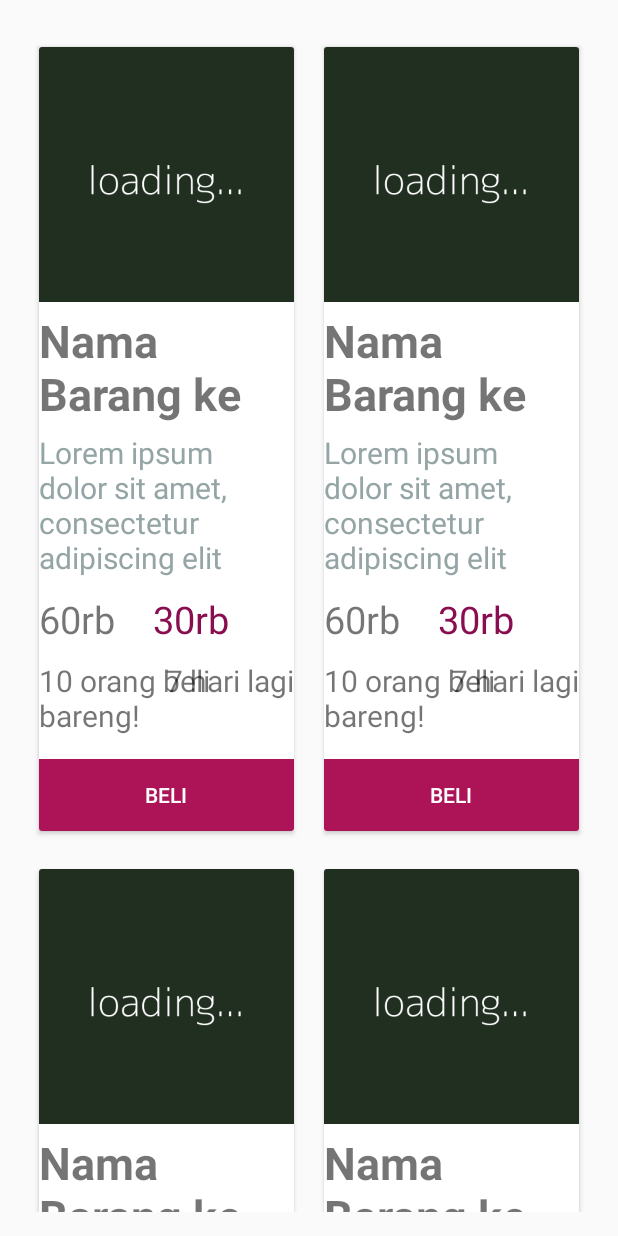
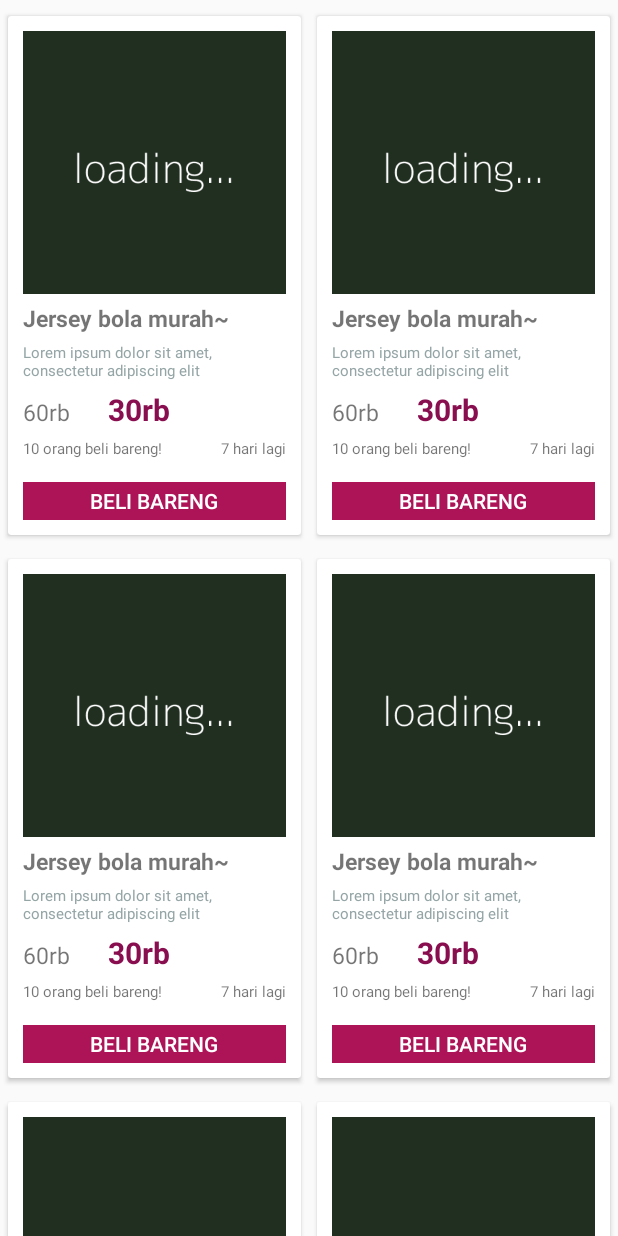
Before and after one commit to ibamibrahim/BukaBareng, an Android app: the SearchResults screen opened directly, with no data from a screen before it, on a phone screen of 412 x 824 dp. Run offline under Robolectric (Android 15) with nearby library versions, the phone set to English and light mode, and no system bars.

Commit message:
done layout buat search results. tinggal di tweak dikit~

```diff
--- a/app/src/main/java/com/bukantkpd/bukabareng/SearchResults.java
+++ b/app/src/main/java/com/bukantkpd/bukabareng/SearchResults.java
@@ -26,7 +26,7 @@ public class SearchResults extends AppCompatActivity {
 
         // creating dummy product list
 
-        String productName = "Nama Barang ke ";
+        String productName = "Jersey bola murah~";
         String initialProductPrice = "60rb";
         String groceryProductPrice = "30rb";
         String boughtQty = "10 orang beli bareng!";
--- a/app/src/main/java/com/bukantkpd/bukabareng/SearchResultsAdapter.java
+++ b/app/src/main/java/com/bukantkpd/bukabareng/SearchResultsAdapter.java
@@ -73,6 +73,8 @@ public class SearchResultsAdapter extends RecyclerView.Adapter<SearchResultsAdap
             productImage = (ImageView) itemView.findViewById(R.id.search_results_image_view);
             productCurrentQtyBuying = (TextView) itemView.findViewById(R.id.collective_buying_amount_search_view);
             deadline = (TextView) itemView.findViewById(R.id.deadline_search_view);
+
+
         }
 
     }
--- a/app/src/main/res/layout/activity_search_results.xml
+++ b/app/src/main/res/layout/activity_search_results.xml
@@ -4,10 +4,6 @@
     android:id="@+id/activity_search_results"
     android:layout_width="match_parent"
     android:layout_height="match_parent"
-    android:paddingBottom="@dimen/activity_vertical_margin"
-    android:paddingLeft="@dimen/activity_horizontal_margin"
-    android:paddingRight="@dimen/activity_horizontal_margin"
-    android:paddingTop="@dimen/activity_vertical_margin"
     tools:context="com.bukantkpd.bukabareng.SearchResults"
     >
 
--- a/app/src/main/res/layout/item_search_results.xml
+++ b/app/src/main/res/layout/item_search_results.xml
@@ -6,12 +6,13 @@
 
     <android.support.v7.widget.CardView
         android:layout_width="match_parent"
-        android:layout_height="wrap_content"
-        android:layout_margin="10dp"
+        android:layout_height="match_parent"
+        android:layout_margin="5dp"
         >
     <RelativeLayout
         android:layout_width="wrap_content"
-        android:layout_height="wrap_content">
+        android:layout_height="wrap_content"
+        android:padding="10dp">
         <RelativeLayout
             android:layout_width="match_parent"
             android:layout_height="wrap_content"
@@ -28,7 +29,7 @@
                 android:layout_height="wrap_content"
                 android:layout_below="@id/search_results_image_view"
                 android:text="Nama Barang"
-                android:textSize="30sp"
+                android:textSize="15sp"
                 android:layout_marginTop="5dp"
                 android:textStyle="bold"
                 android:id="@+id/product_name_search_view"
@@ -39,7 +40,7 @@
                 android:layout_height="wrap_content"
                 android:layout_below="@id/product_name_search_view"
                 android:text="Deskripsi barang"
-                android:textSize="20sp"
+                android:textSize="10sp"
                 android:layout_marginTop="5dp"
                 android:textColor="#95a5a6"
                 android:id="@+id/product_description_search_view"
@@ -51,20 +52,21 @@
             android:orientation="horizontal"
             android:layout_below="@id/upper_layout_search_result"
             android:id="@+id/price_search_view"
-            android:layout_marginTop="10dp">
+            android:layout_marginTop="5dp">
             <TextView
                 android:layout_width="wrap_content"
                 android:layout_height="wrap_content"
                 android:text="Rp. 500rb"
-                android:textSize="25sp"
+                android:textSize="15sp"
                 android:id="@+id/initial_price_search_view"/>
             <TextView
                 android:layout_width="wrap_content"
                 android:layout_height="wrap_content"
                 android:text="Rp. 500rb"
-                android:textSize="25sp"
+                android:textSize="20sp"
                 android:textColor="@color/colorPrimaryDark"
                 android:layout_marginLeft="25dp"
+                android:textStyle="bold"
                 android:id="@+id/grocery_price_search_view"/>
         </LinearLayout>
         <RelativeLayout
@@ -73,28 +75,28 @@
             android:orientation="horizontal"
             android:layout_below="@id/price_search_view"
             android:id="@+id/additional_info_search_layout_view"
-            android:layout_marginTop="10dp">
+            android:layout_marginTop="5dp">
             <TextView
                 android:layout_width="wrap_content"
                 android:layout_height="wrap_content"
                 android:text="30 orang beli bareng"
-                android:textSize="20sp"
+                android:textSize="10sp"
                 android:id="@+id/collective_buying_amount_search_view"/>
             <TextView
                 android:layout_width="wrap_content"
                 android:layout_height="wrap_content"
                 android:text="7 hari lagi"
-                android:textSize="20sp"
+                android:textSize="10sp"
                 android:layout_marginLeft="25dp"
                 android:layout_alignParentRight="true"
                 android:id="@+id/deadline_search_view"/>
         </RelativeLayout>
         <Button
             android:layout_width="match_parent"
-            android:layout_height="wrap_content"
+            android:layout_height="25dp"
             android:layout_below="@id/additional_info_search_layout_view"
             android:layout_marginTop="15dp"
-            android:text="BELI"
+            android:text="BELI BARENG"
             android:textColor="@color/white"
             style="?android:attr/borderlessButtonStyle"
             android:background="@color/colorPrimary"
```
